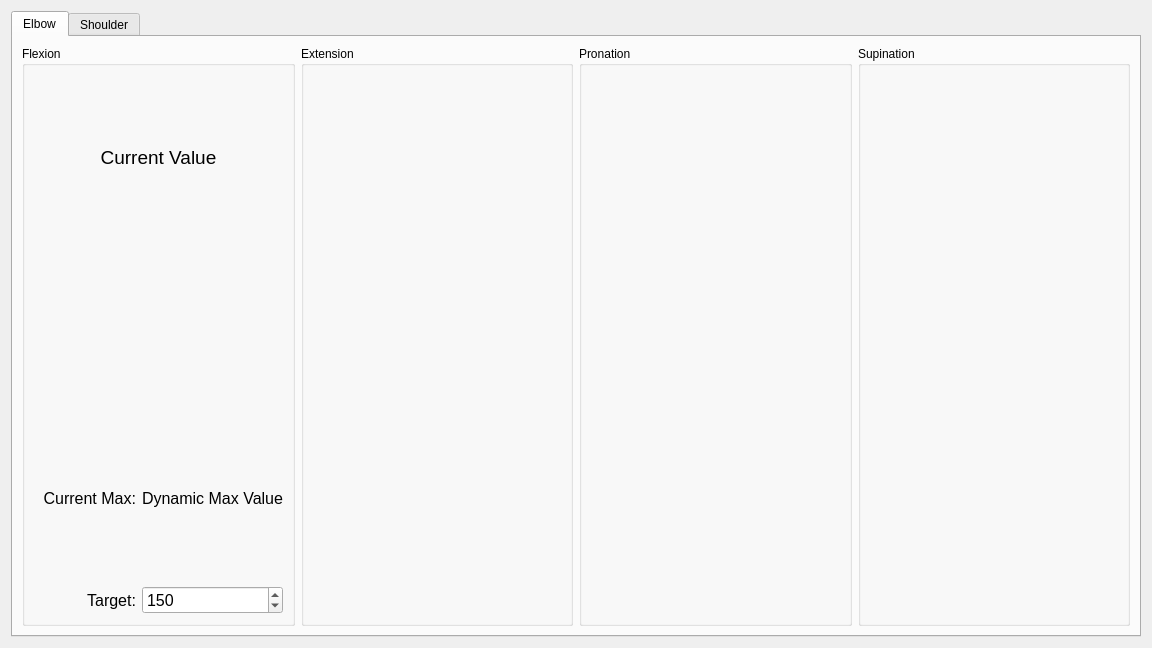
Above: LiveDataView/live_data_widget_1.ui from mmcinnes123/Delsys_GUI_For_Physios before the change. Below: the same form after it.
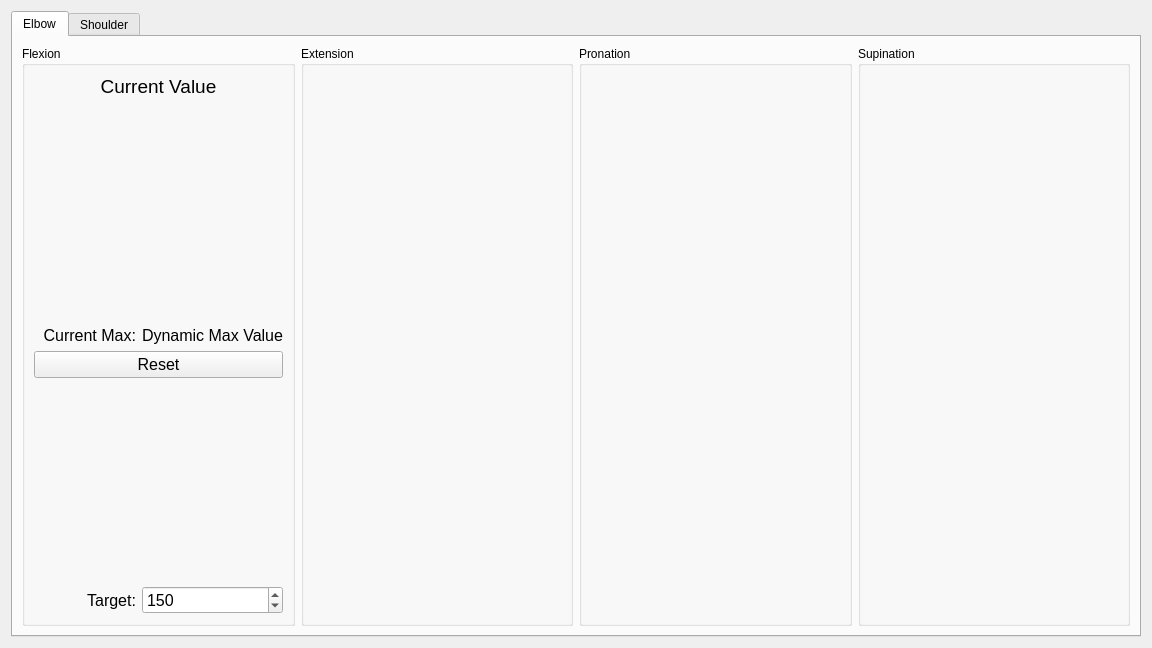
That is the form after the change. Icons and pictures are not drawn.

Commit message: Added functionality to update current max and also removed LiveWindow as an argument in CollectWindow.

```diff
--- a/LiveDataView/live_data_widget_1.ui
+++ b/LiveDataView/live_data_widget_1.ui
@@ -30,7 +30,7 @@
           <string>Flexion</string>
          </property>
          <layout class="QGridLayout" name="gridLayout_2">
-          <item row="3" column="0">
+          <item row="6" column="0">
            <widget class="QLabel" name="el_flex_target_label">
             <property name="font">
              <font>
@@ -45,22 +45,33 @@
             </property>
            </widget>
           </item>
-          <item row="0" column="0" colspan="2">
-           <widget class="QLabel" name="el_flex_value">
-            <property name="font">
-             <font>
-              <pointsize>14</pointsize>
-             </font>
-            </property>
+          <item row="1" column="0" colspan="2">
+           <widget class="QLabel" name="el_flex_image">
             <property name="text">
-             <string>Current Value</string>
+             <string/>
+            </property>
+            <property name="pixmap">
+             <pixmap>../Images/GUI_ElbowFlex.png</pixmap>
             </property>
             <property name="alignment">
              <set>Qt::AlignmentFlag::AlignCenter</set>
             </property>
            </widget>
           </item>
-          <item row="3" column="1">
+          <item row="5" column="0">
+           <spacer name="verticalSpacer">
+            <property name="orientation">
+             <enum>Qt::Orientation::Vertical</enum>
+            </property>
+            <property name="sizeHint" stdset="0">
+             <size>
+              <width>20</width>
+              <height>40</height>
+             </size>
+            </property>
+           </spacer>
+          </item>
+          <item row="6" column="1">
            <widget class="QSpinBox" name="el_flex_target_spinBox">
             <property name="font">
              <font>
@@ -78,7 +89,7 @@
             </property>
            </widget>
           </item>
-          <item row="2" column="0">
+          <item row="3" column="0">
            <widget class="QLabel" name="el_flex_max_label">
             <property name="font">
              <font>
@@ -93,7 +104,19 @@
             </property>
            </widget>
           </item>
-          <item row="2" column="1">
+          <item row="4" column="0" colspan="2">
+           <widget class="QPushButton" name="el_flex_reset_pushButton">
+            <property name="font">
+             <font>
+              <pointsize>12</pointsize>
+             </font>
+            </property>
+            <property name="text">
+             <string>Reset</string>
+            </property>
+           </widget>
+          </item>
+          <item row="3" column="1">
            <widget class="QLabel" name="el_flex_max_value">
             <property name="font">
              <font>
@@ -105,19 +128,34 @@
             </property>
            </widget>
           </item>
-          <item row="1" column="0" colspan="2">
-           <widget class="QLabel" name="el_flex_image">
+          <item row="0" column="0" colspan="2">
+           <widget class="QLabel" name="el_flex_value">
+            <property name="font">
+             <font>
+              <pointsize>14</pointsize>
+             </font>
+            </property>
             <property name="text">
-             <string/>
-            </property>
-            <property name="pixmap">
-             <pixmap>../Images/GUI_ElbowFlex.png</pixmap>
+             <string>Current Value</string>
             </property>
             <property name="alignment">
              <set>Qt::AlignmentFlag::AlignCenter</set>
             </property>
            </widget>
           </item>
+          <item row="2" column="0">
+           <spacer name="verticalSpacer_2">
+            <property name="orientation">
+             <enum>Qt::Orientation::Vertical</enum>
+            </property>
+            <property name="sizeHint" stdset="0">
+             <size>
+              <width>20</width>
+              <height>40</height>
+             </size>
+            </property>
+           </spacer>
+          </item>
          </layout>
         </widget>
        </item>
```
The commit also changes 5 other files.
